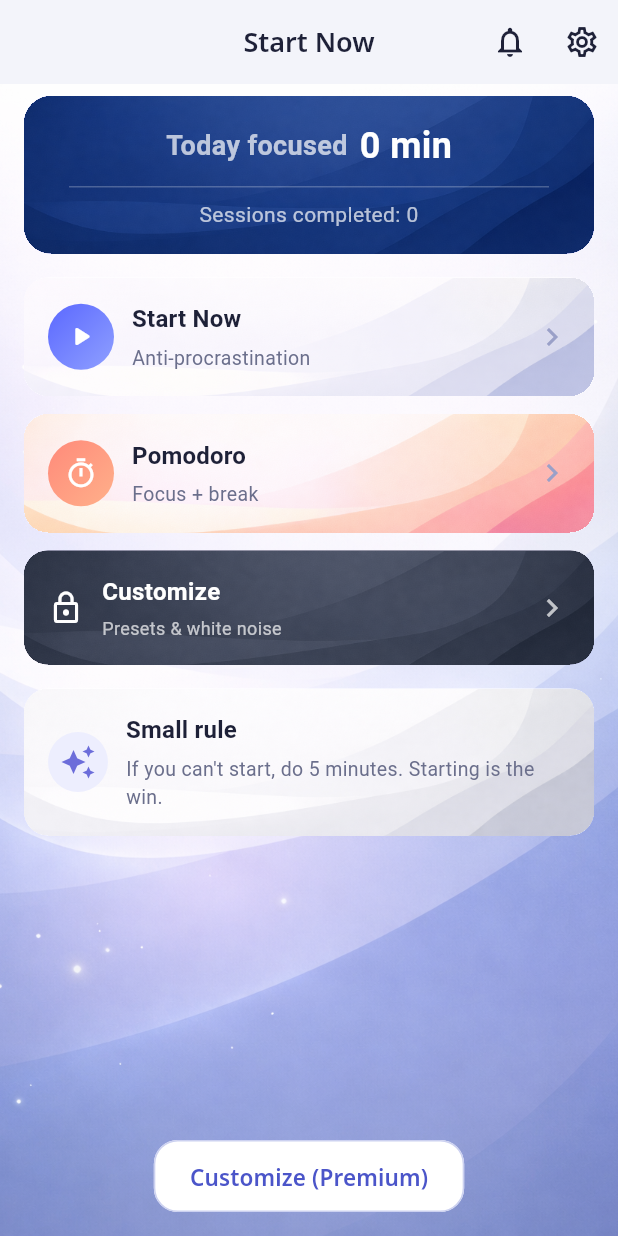
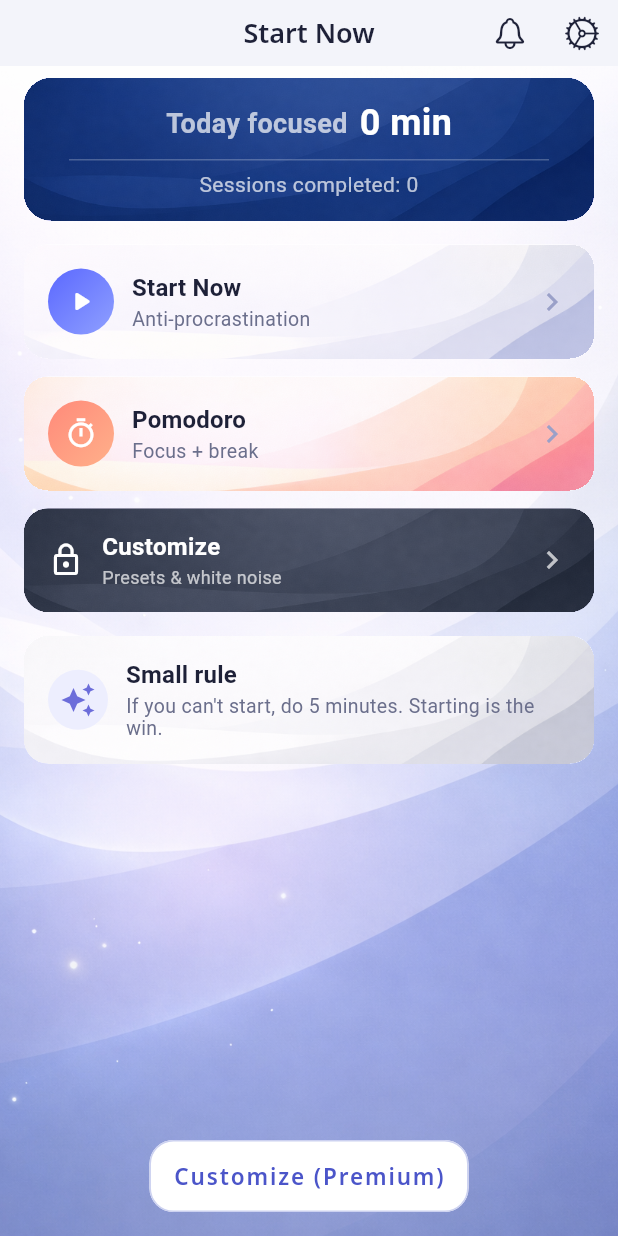
Before and after one commit to darkgorok/PomodoroApp, a Flutter app: the screen it shows after launch, on a phone screen of 412 x 824 dp. Run offline on Flutter 3.47's test engine with Material 3 defaults, Android fonts, the phone set to English and light mode, and no system bars; our stand-ins replace shared_preferences.

Commit message:
iOS native UI

```diff
--- a/lib/app.dart
+++ b/lib/app.dart
@@ -15,8 +15,10 @@ class App extends StatelessWidget {
   Widget build(BuildContext context) {
     const fontFamily = 'NotoSans';
     final base = ThemeData(
-      useMaterial3: true,
+      useMaterial3: false,
       brightness: Brightness.light,
+      platform: TargetPlatform.iOS,
+      typography: Typography.material2018(platform: TargetPlatform.iOS),
       fontFamily: fontFamily,
     );
 
@@ -45,6 +47,7 @@ class App extends StatelessWidget {
               centerTitle: true,
               backgroundColor: Colors.transparent,
               elevation: 0,
+              toolbarHeight: 44,
               titleTextStyle: TextStyle(
                 fontSize: 18,
                 fontWeight: FontWeight.w600,
--- a/lib/features/focus/ui/home_screen.dart
+++ b/lib/features/focus/ui/home_screen.dart
@@ -1,3 +1,4 @@
+import 'package:flutter/cupertino.dart';
 import 'package:flutter/material.dart';
 
 import '../../../core/localization/app_localizations.dart';
@@ -34,11 +35,11 @@ class _HomeScreenState extends State<HomeScreen> {
         actions: [
           IconButton(
             onPressed: _openPaywall,
-            icon: const Icon(Icons.notifications_none),
+            icon: const Icon(CupertinoIcons.bell),
           ),
           IconButton(
             onPressed: _openSettings,
-            icon: const Icon(Icons.settings_outlined),
+            icon: const Icon(CupertinoIcons.settings),
           ),
         ],
       ),
--- a/lib/features/focus/ui/timer_screen.dart
+++ b/lib/features/focus/ui/timer_screen.dart
@@ -1,3 +1,4 @@
+import 'package:flutter/cupertino.dart';
 import 'package:flutter/material.dart';
 
 import '../../../core/localization/app_localizations.dart';
@@ -228,7 +229,7 @@ class _TimerAppBar extends StatelessWidget {
         children: [
           IconButton(
             onPressed: () => Navigator.of(context).pop(),
-            icon: const Icon(Icons.arrow_back_ios_new, color: Colors.white70),
+            icon: const Icon(CupertinoIcons.back, color: Colors.white70),
           ),
           Expanded(
             child: Text(
--- a/pubspec.yaml
+++ b/pubspec.yaml
@@ -12,6 +12,7 @@ environment:
 dependencies:
   flutter:
     sdk: flutter
+  cupertino_icons: ^1.0.8
   shared_preferences: ^2.2.3
   flutter_localizations:
     sdk: flutter
```
Lines whose indentation alone changed are shown as unchanged.
